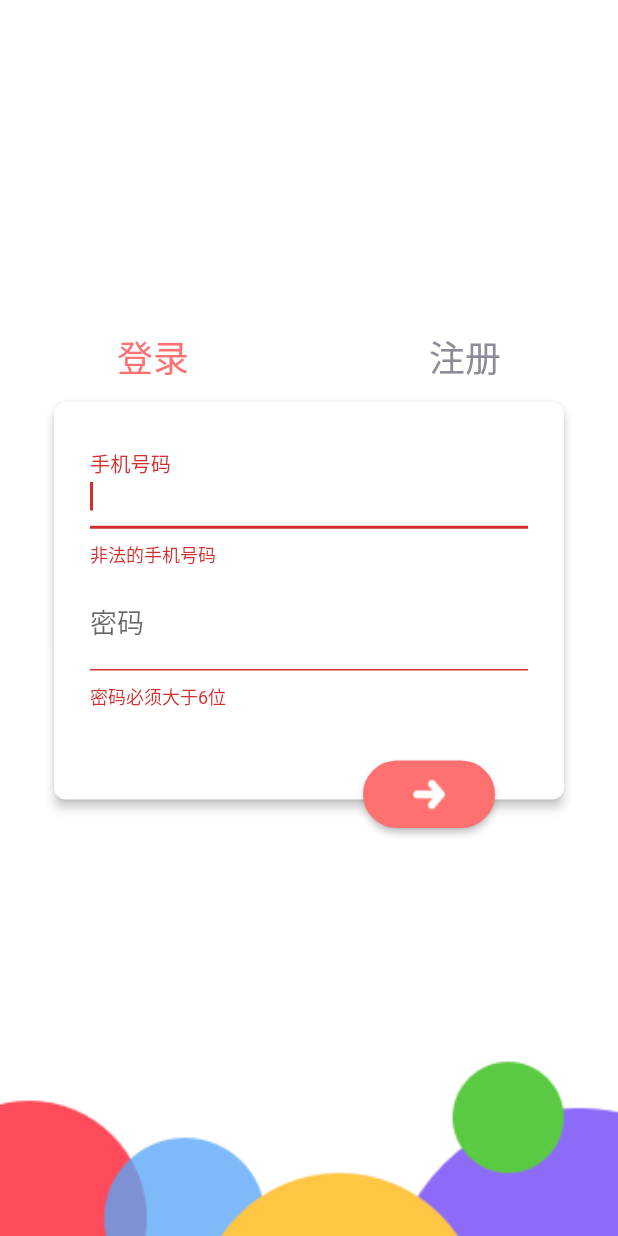
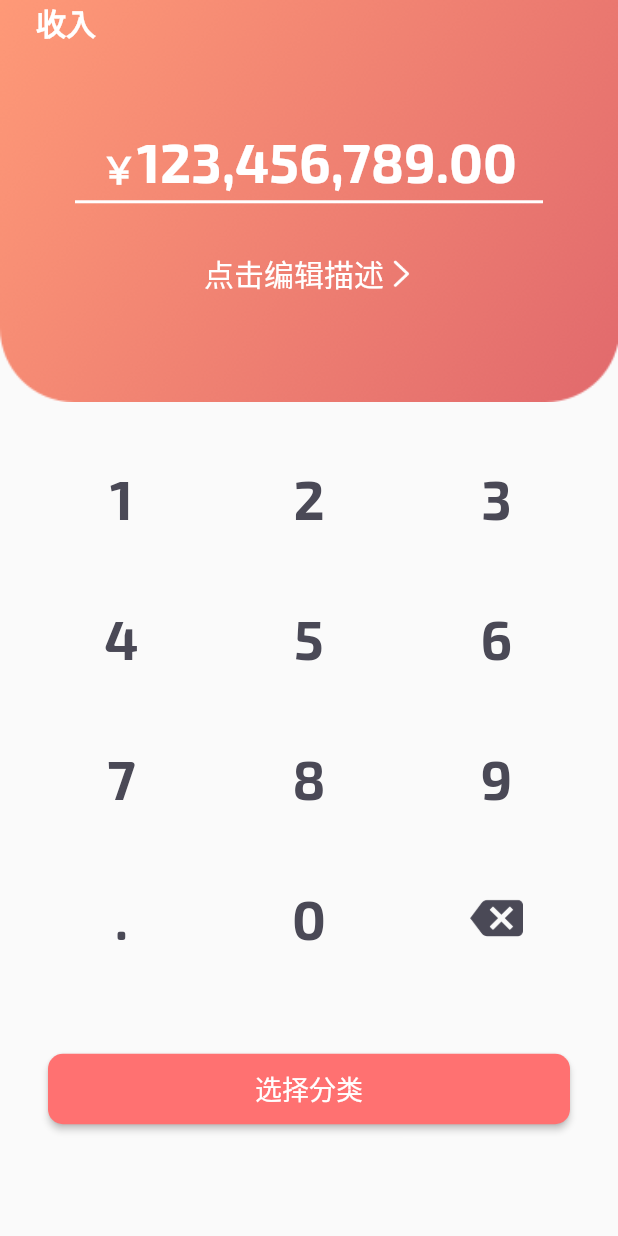
Before and after one commit to kevinhqf/quicknote_flutter, a Flutter app: the screen it shows after launch, on a phone screen of 412 x 824 dp. Run offline on Flutter 3.47's test engine with Material 2 defaults, Android fonts, the phone set to English and light mode, and no system bars; our stand-ins replace sprintf.

Commit message:
finish transaction addition ui

```diff
--- a/lib/main.dart
+++ b/lib/main.dart
@@ -1,6 +1,7 @@
 import 'package:flutter/material.dart';
 import 'package:quicknote/widget/home/HomePageWidget.dart';
 import 'package:quicknote/widget/login/LoginPageWidget.dart';
+import 'package:quicknote/widget/transaction/new/NewTransactionPageWidget.dart';
 
 void main() => runApp(MyApp());
 
@@ -14,7 +15,7 @@ class MyApp extends StatelessWidget {
       ),
       home: Scaffold(
 
-        body: LoginPageWidget(),
+        body: NewTransactionPageWidget(),
       ),
     );
   }
--- a/lib/widget/login/LoginPageWidget.dart
+++ b/lib/widget/login/LoginPageWidget.dart
@@ -25,7 +25,7 @@ class _LoginPageWidgetState extends State<LoginPageWidget> {
             children: <Widget>[
               //顶部 label
               Container(
-                margin: EdgeInsets.only(top: 220,left: 78,right: 78),
+                margin: EdgeInsets.only(top: 100,left: 78,right: 78),
                 child: Flex(
                   direction: Axis.horizontal,
                   mainAxisAlignment: MainAxisAlignment.spaceBetween,
--- /dev/null
+++ b/lib/widget/transaction/new/NewCategoryCardWidget.dart
@@ -0,0 +1,77 @@
+import 'package:flutter/material.dart';
+
+class NewCategoryCardWidget extends StatefulWidget {
+  NewCategoryCardWidget({Key key}) : super(key: key);
+
+  _NewCategoryCardWidgetState createState() => _NewCategoryCardWidgetState();
+}
+
+class _NewCategoryCardWidgetState extends State<NewCategoryCardWidget> {
+  @override
+  Widget build(BuildContext context) {
+    return Container(
+      height: 125,
+      child: Card(
+        elevation: 3.0,
+        margin: EdgeInsets.only(left: 32, right: 32),
+        child: Container(
+          child: Row(
+            mainAxisAlignment: MainAxisAlignment.spaceBetween,
+            children: <Widget>[
+              Padding(
+                padding: EdgeInsets.only(left: 16, right: 8),
+                child: Image.asset('images/black_arrow_left.png'),
+              ),
+              Expanded(
+                child: ListView.builder(
+                  scrollDirection: Axis.horizontal,
+                  shrinkWrap: true,
+                  itemCount: 12,
+                  itemBuilder: (BuildContext context, int index) {
+                    return _categoryItemWidget();
+                  },
+                ),
+              ),
+              Padding(
+                padding: EdgeInsets.only(right: 16, left: 8),
+                child: Image.asset('images/black_arrow_right.png'),
+              ),
+            ],
+          ),
+        ),
+      ),
+    );
+  }
+
+  Widget _categoryItemWidget() {
+    return Column(
+      mainAxisAlignment: MainAxisAlignment.center,
+      children: <Widget>[
+        FlatButton(
+          highlightColor: Colors.transparent,
+          splashColor: Colors.transparent,
+          color: Color(0xfff7f7f7),
+          padding: EdgeInsets.all(8),
+          shape: CircleBorder(side: BorderSide(color: Colors.transparent)),
+          onPressed: () {},
+          child: Image.asset(
+            'images/icon_food.png',
+            width: 38,
+            height: 38,
+            color: Color(0xffced0d2),
+          ),
+        ),
+        Padding(
+          padding: EdgeInsets.only(top: 8),
+          child: Text(
+            "饮食",
+            style: TextStyle(
+              fontSize: 16,
+              color: Color(0xffced0d2),
+            ),
+          ),
+        )
+      ],
+    );
+  }
+}
--- /dev/null
+++ b/lib/widget/transaction/new/NewTransactionPageWidget.dart
@@ -0,0 +1,63 @@
+import 'package:flutter/material.dart';
+import 'package:quicknote/widget/transaction/new/NewCategoryCardWidget.dart';
+import 'package:quicknote/widget/transaction/new/NewTransactionTopWidget.dart';
+import 'package:quicknote/widget/transaction/new/NumpadWidget.dart';
+
+class NewTransactionPageWidget extends StatefulWidget {
+  NewTransactionPageWidget({Key key}) : super(key: key);
+
+  _NewTransactionPageWidgetState createState() =>
+      _NewTransactionPageWidgetState();
+}
+
+class _NewTransactionPageWidgetState extends State<NewTransactionPageWidget> {
+  @override
+  Widget build(BuildContext context) {
+    return Stack(
+      children: <Widget>[
+        Flex(
+          direction: Axis.vertical,
+          mainAxisAlignment: MainAxisAlignment.spaceBetween,
+          children: <Widget>[
+            //top
+            NewTransactionTopWidget(),
+            //numpad
+            Expanded(
+              child: NumpadWidget(),
+            ),
+            //bottom btn
+            Container(
+              height: 100,
+              margin: EdgeInsets.only(bottom: 48, left: 32, right: 32),
+              child: Row(
+                children: <Widget>[
+                  Expanded(
+                    child: RaisedButton(
+                      shape: RoundedRectangleBorder(
+                          borderRadius: BorderRadius.circular(10)),
+                      padding: EdgeInsets.only(top: 10, bottom: 10),
+                      onPressed: () {},
+                      color: Color(0xffff7171),
+                      child: Text(
+                        '选择分类',
+                        style: TextStyle(color: Colors.white, fontSize: 18),
+                      ),
+                    ),
+                  )
+                ],
+              ),
+            )
+          ],
+        ),
+        // 分类卡片
+        Positioned(
+            bottom: 138,
+            width: MediaQuery.of(context).size.width,
+            child: Visibility(
+              visible: false,
+              child: NewCategoryCardWidget(),
+            ))
+      ],
+    );
+  }
+}
--- /dev/null
+++ b/lib/widget/transaction/new/NewTransactionTopWidget.dart
@@ -0,0 +1,97 @@
+import 'package:flutter/material.dart';
+
+class NewTransactionTopWidget extends StatefulWidget {
+  NewTransactionTopWidget({Key key}) : super(key: key);
+
+  _NewTransactionTopWidgetState createState() =>
+      _NewTransactionTopWidgetState();
+}
+
+class _NewTransactionTopWidgetState extends State<NewTransactionTopWidget> {
+  @override
+  Widget build(BuildContext context) {
+    return Stack(
+      children: <Widget>[
+        // top bg
+        Image.asset(
+          "images/new_transaction_top.png",
+          fit: BoxFit.cover,
+          width: MediaQuery.of(context).size.width,
+        ),
+        Column(
+          mainAxisAlignment: MainAxisAlignment.start,
+          crossAxisAlignment: CrossAxisAlignment.start,
+          children: <Widget>[
+            // title
+            Padding(
+              padding: EdgeInsets.only(
+                  left: 24, top: MediaQuery.of(context).padding.top),
+              child: Text(
+                '收入',
+                style: TextStyle(
+                    fontSize: 20,
+                    fontWeight: FontWeight.bold,
+                    color: Colors.white),
+              ),
+            ),
+            // money value
+            Padding(
+              padding: EdgeInsets.only(top: 56),
+              child: Row(
+                textBaseline: TextBaseline.alphabetic,
+                crossAxisAlignment: CrossAxisAlignment.baseline,
+                mainAxisAlignment: MainAxisAlignment.center,
+                children: <Widget>[
+                  Text(
+                    '￥',
+                    style: TextStyle(
+                      color: Colors.white,
+                      fontSize: 24,
+                      fontWeight: FontWeight.bold,
+                    ),
+                  ),
+                  Text(
+                    '123,456,789.00',
+                    style: TextStyle(
+                      fontFamily: 'Exo2',
+                      color: Colors.white,
+                      fontSize: 36,
+                      fontWeight: FontWeight.bold,
+                    ),
+                  ),
+                ],
+              ),
+            ),
+            // line
+            Container(
+              height: 2,
+              color: Colors.white,
+              margin: EdgeInsets.only(top: 3, left: 50, right: 50),
+            ),
+            // descript text
+            Padding(
+              padding: EdgeInsets.only(top: 32),
+              child: Row(
+                mainAxisAlignment: MainAxisAlignment.center,
+                children: <Widget>[
+                  Text(
+                    '点击编辑描述',
+                    style: TextStyle(
+                      fontSize: 20,
+                      color: Colors.white,
+                    ),
+                  ),
+                  Image.asset(
+                    'images/arrow.png',
+                    width: 20,
+                    height: 20,
+                  )
+                ],
+              ),
+            )
+          ],
+        )
+      ],
+    );
+  }
+}
--- /dev/null
+++ b/lib/widget/transaction/new/NumpadWidget.dart
@@ -0,0 +1,217 @@
+import 'package:flutter/material.dart';
+
+class NumpadWidget extends StatefulWidget {
+  NumpadWidget({Key key}) : super(key: key);
+
+  _NumpadWidgetState createState() => _NumpadWidgetState();
+}
+
+class _NumpadWidgetState extends State<NumpadWidget> {
+  @override
+  Widget build(BuildContext context) {
+    return Flex(
+      direction: Axis.vertical,
+      mainAxisAlignment: MainAxisAlignment.spaceEvenly,
+      children: <Widget>[
+        // first row 123
+        Flex(
+          direction: Axis.horizontal,
+          mainAxisAlignment: MainAxisAlignment.spaceEvenly,
+          children: <Widget>[
+            FlatButton(
+              padding: EdgeInsets.all(8),
+              shape: CircleBorder(side: BorderSide(color: Colors.transparent)),
+              onPressed: _onDigitalPressed,
+              child: Text(
+                '1',
+                style: TextStyle(
+                  color: Color(0xff4a4956),
+                  fontSize: 36,
+                  fontFamily: 'Exo2',
+                  fontWeight: FontWeight.bold,
+                ),
+              ),
+            ),
+            FlatButton(
+              padding: EdgeInsets.all(8),
+              shape: CircleBorder(side: BorderSide(color: Colors.transparent)),
+              onPressed: _onDigitalPressed,
+              child: Text(
+                '2',
+                style: TextStyle(
+                  color: Color(0xff4a4956),
+                  fontSize: 36,
+                  fontFamily: 'Exo2',
+                  fontWeight: FontWeight.bold,
+                ),
+              ),
+            ),
+            FlatButton(
+              padding: EdgeInsets.all(8),
+              shape: CircleBorder(side: BorderSide(color: Colors.transparent)),
+              onPressed: _onDigitalPressed,
+              child: Text(
+                '3',
+                style: TextStyle(
+                  color: Color(0xff4a4956),
+                  fontSize: 36,
+                  fontFamily: 'Exo2',
+                  fontWeight: FontWeight.bold,
+                ),
+              ),
+            ),
+          ],
+        ),
+
+        // second row 456
+        Flex(
+          direction: Axis.horizontal,
+          mainAxisAlignment: MainAxisAlignment.spaceEvenly,
+          children: <Widget>[
+            FlatButton(
+              padding: EdgeInsets.all(8),
+              shape: CircleBorder(side: BorderSide(color: Colors.transparent)),
+              onPressed: _onDigitalPressed,
+              child: Text(
+                '4',
+                style: TextStyle(
+                  color: Color(0xff4a4956),
+                  fontSize: 36,
+                  fontFamily: 'Exo2',
+                  fontWeight: FontWeight.bold,
+                ),
+              ),
+            ),
+            FlatButton(
+              padding: EdgeInsets.all(8),
+              shape: CircleBorder(side: BorderSide(color: Colors.transparent)),
+              onPressed: _onDigitalPressed,
+              child: Text(
+                '5',
+                style: TextStyle(
+                  color: Color(0xff4a4956),
+                  fontSize: 36,
+                  fontFamily: 'Exo2',
+                  fontWeight: FontWeight.bold,
+                ),
+              ),
+            ),
+            FlatButton(
+              padding: EdgeInsets.all(8),
+              shape: CircleBorder(side: BorderSide(color: Colors.transparent)),
+              onPressed: _onDigitalPressed,
+              child: Text(
+                '6',
+                style: TextStyle(
+                  color: Color(0xff4a4956),
+                  fontSize: 36,
+                  fontFamily: 'Exo2',
+                  fontWeight: FontWeight.bold,
+                ),
+              ),
+            ),
+          ],
+        ),
+
+        // third row 789
+        Flex(
+          direction: Axis.horizontal,
+          mainAxisAlignment: MainAxisAlignment.spaceEvenly,
+          children: <Widget>[
+            FlatButton(
+              padding: EdgeInsets.all(8),
+              shape: CircleBorder(side: BorderSide(color: Colors.transparent)),
+              onPressed: _onDigitalPressed,
+              child: Text(
+                '7',
+                style: TextStyle(
+                  color: Color(0xff4a4956),
+                  fontSize: 36,
+                  fontFamily: 'Exo2',
+                  fontWeight: FontWeight.bold,
+                ),
+              ),
+            ),
+            FlatButton(
+              padding: EdgeInsets.all(8),
+              shape: CircleBorder(side: BorderSide(color: Colors.transparent)),
+              onPressed: _onDigitalPressed,
+              child: Text(
+                '8',
+                style: TextStyle(
+                  color: Color(0xff4a4956),
+                  fontSize: 36,
+                  fontFamily: 'Exo2',
+                  fontWeight: FontWeight.bold,
+                ),
+              ),
+            ),
+            FlatButton(
+              padding: EdgeInsets.all(8),
+              shape: CircleBorder(side: BorderSide(color: Colors.transparent)),
+              onPressed: _onDigitalPressed,
+              child: Text(
+                '9',
+                style: TextStyle(
+                  color: Color(0xff4a4956),
+                  fontSize: 36,
+                  fontFamily: 'Exo2',
+                  fontWeight: FontWeight.bold,
+                ),
+              ),
+            ),
+          ],
+        ),
+
+        // forth row dot 0 backspace
+        Flex(
+          direction: Axis.horizontal,
+          mainAxisAlignment: MainAxisAlignment.spaceEvenly,
+          children: <Widget>[
+            FlatButton(
+              padding: EdgeInsets.all(8),
+              shape: CircleBorder(side: BorderSide(color: Colors.transparent)),
+              onPressed: _onDigitalPressed,
+              child: Text(
+                '.',
+                style: TextStyle(
+                  color: Color(0xff4a4956),
+                  fontSize: 36,
+                  fontFamily: 'Exo2',
+                  fontWeight: FontWeight.bold,
+                ),
+              ),
+            ),
+            FlatButton(
+              padding: EdgeInsets.all(8),
+              shape: CircleBorder(side: BorderSide(color: Colors.transparent)),
+              onPressed: _onDigitalPressed,
+              child: Text(
+                '0',
+                style: TextStyle(
+                  color: Color(0xff4a4956),
+                  fontSize: 36,
+                  fontFamily: 'Exo2',
+                  fontWeight: FontWeight.bold,
+                ),
+              ),
+            ),
+            FlatButton(
+              padding: EdgeInsets.all(8),
+              shape: CircleBorder(side: BorderSide(color: Colors.transparent)),
+              onPressed: _onDigitalPressed,
+              child: Image.asset(
+                'images/backspace.png',
+                height: 35,
+                width: 35,
+                fit: BoxFit.cover,
+              ),
+            ),
+          ],
+        ),
+      ],
+    );
+  }
+
+  void _onDigitalPressed() {}
+}
```
Also changed, not shown: images/arrow.png (added), images/backspace.png (added), images/black_arrow_left.png (added), images/black_arrow_right.png (added), images/icon_food.png (added), images/new_transaction_top.png (added).
